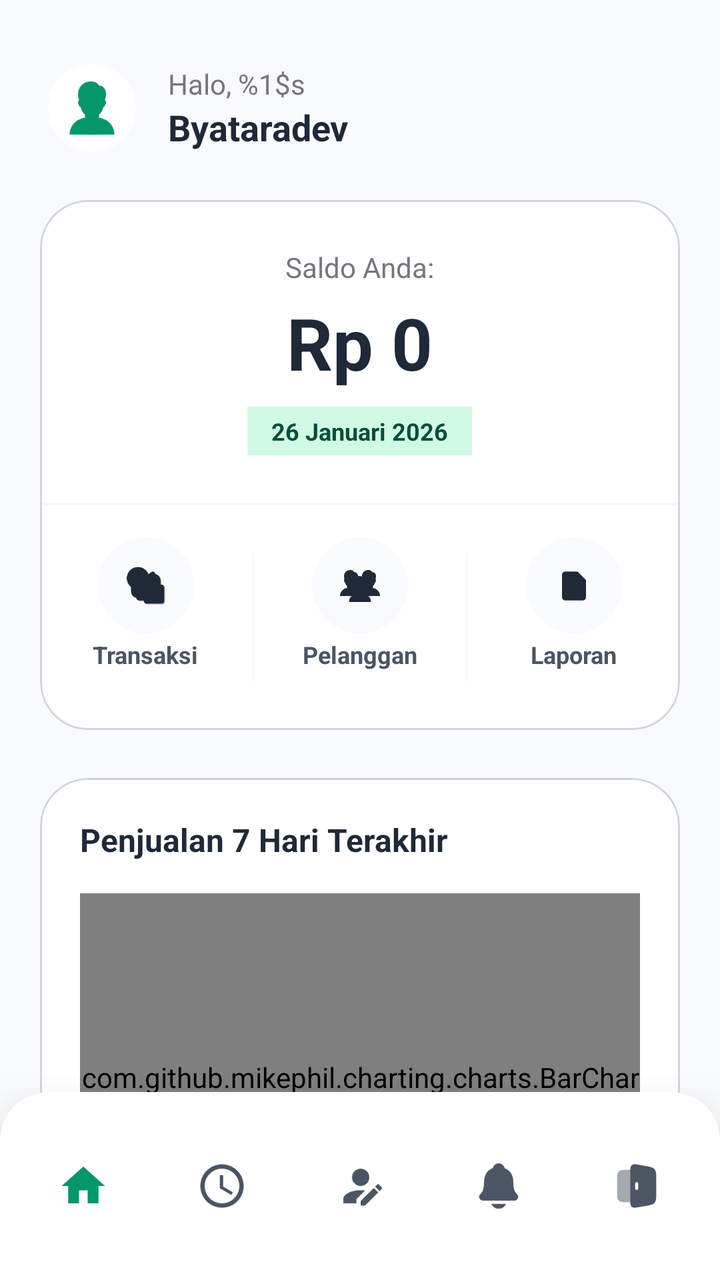
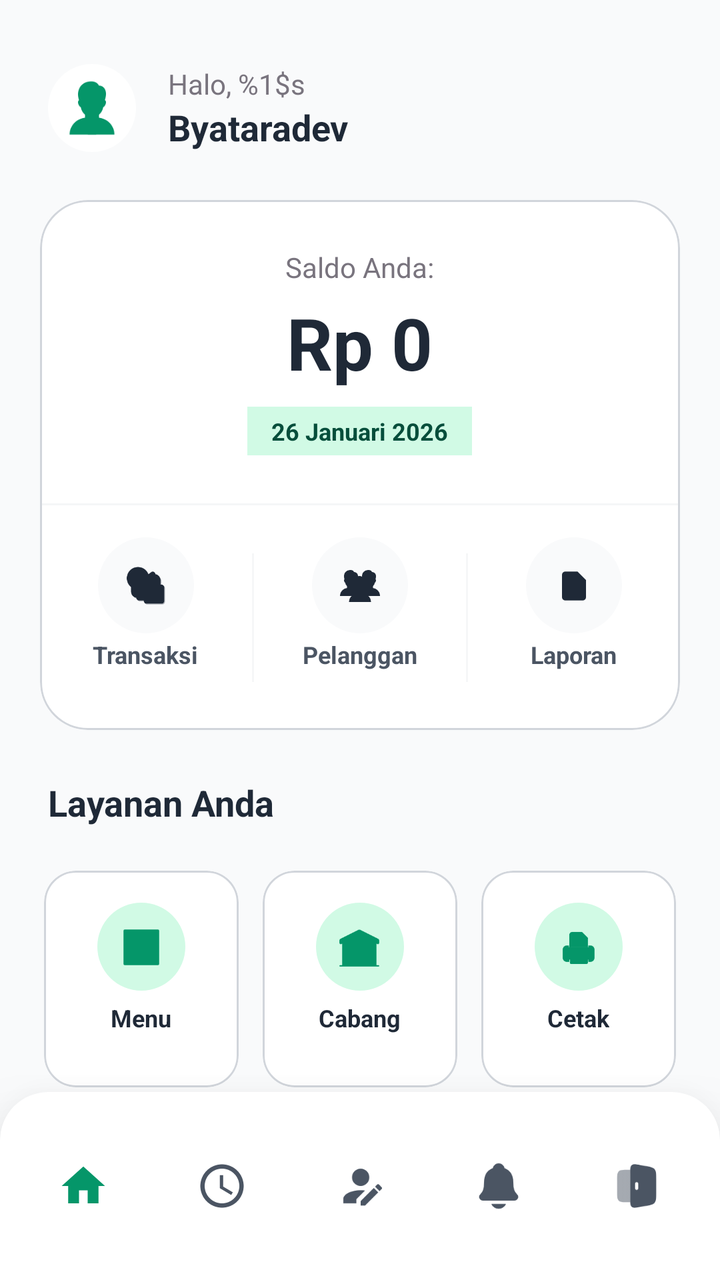

Compare the two renders of this Android layout. The source of the first and the diff that turns it into the second are given below.
<!-- AndroidManifest.xml: application theme Theme.PenjualanDev -->
<!-- res/layout/activity_main.xml -->
<?xml version="1.0" encoding="utf-8"?>
<androidx.coordinatorlayout.widget.CoordinatorLayout
    xmlns:android="http://schemas.android.com/apk/res/android"
    xmlns:app="http://schemas.android.com/apk/res-auto"
    xmlns:tools="http://schemas.android.com/tools"
    android:layout_width="match_parent"
    android:layout_height="match_parent"
    android:background="?attr/colorSurface"
    android:id="@+id/main"
    tools:context=".MainActivity">

    <androidx.core.widget.NestedScrollView
        android:layout_width="match_parent"
        android:layout_height="match_parent"
        android:fillViewport="true"
        android:clipToPadding="false">

        <androidx.constraintlayout.widget.ConstraintLayout
            android:layout_width="match_parent"
            android:layout_height="match_parent"
            android:background="?attr/colorSurface"
            android:paddingBottom="100dp">

            
            <LinearLayout
                android:id="@+id/header_layout"
                android:layout_width="match_parent"
                android:layout_height="wrap_content"
                android:layout_marginTop="32dp"
                android:layout_marginHorizontal="24dp"
                android:orientation="horizontal"
                android:gravity="center_vertical"
                app:layout_constraintTop_toTopOf="parent"
                app:layout_constraintStart_toStartOf="parent">
                
                
                <ImageView
                    android:layout_width="44dp"
                    android:layout_height="44dp"
                    android:background="@drawable/circle_shape"
                    android:backgroundTint="?attr/colorSurfaceContainerHigh"
                    android:padding="8dp"
                    android:src="@drawable/pegawai"
                    app:tint="?attr/colorPrimary" />

                <LinearLayout
                    android:layout_width="0dp"
                    android:layout_height="wrap_content"
                    android:layout_weight="1"
                    android:layout_marginStart="16dp"
                    android:orientation="vertical">
                    <TextView
                        android:id="@+id/tvSalam"
                        android:layout_width="wrap_content"
                        android:layout_height="wrap_content"
                        android:text="@string/halo_salam"
                        android:textColor="?attr/colorOutline"
                        android:textSize="14sp" />
                    <TextView
                        android:id="@+id/tvGreeting"
                        android:layout_width="wrap_content"
                        android:layout_height="wrap_content"
                        android:text="@string/sapauser"
                        android:textColor="?attr/colorOnSurface"
                        android:textSize="18sp"
                        android:textStyle="bold" />
                </LinearLayout>

            </LinearLayout>

            
            <com.google.android.material.card.MaterialCardView
                android:id="@+id/cardView"
                android:layout_width="match_parent"
                android:layout_height="wrap_content"
                android:layout_marginTop="24dp"
                android:layout_marginHorizontal="20dp"
                app:cardBackgroundColor="?attr/colorSurfaceContainerHigh"
                app:cardElevation="0dp"
                app:strokeWidth="1dp"
                app:strokeColor="@color/colorOutlineStroke"
                app:cardCornerRadius="24dp"
                app:layout_constraintTop_toBottomOf="@+id/header_layout">

                <LinearLayout
                    android:layout_width="match_parent"
                    android:layout_height="wrap_content"
                    android:orientation="vertical"
                    android:paddingTop="24dp">

                    
                    <LinearLayout
                        android:layout_width="match_parent"
                        android:layout_height="wrap_content"
                        android:orientation="vertical"
                        android:gravity="center_horizontal"
                        android:paddingHorizontal="24dp">

                        <TextView
                            android:id="@+id/labelSaldo"
                            android:layout_width="wrap_content"
                            android:layout_height="wrap_content"
                            android:text="@string/saldoanda"
                            android:textColor="?attr/colorOutline"
                            android:textSize="14sp" />

                        <TextView
                            android:id="@+id/tvNominal"
                            android:layout_width="wrap_content"
                            android:layout_height="wrap_content"
                            android:layout_marginTop="4dp"
                            android:text="Rp 0"
                            android:textColor="?attr/colorOnSurface"
                            android:textSize="36sp"
                            android:textStyle="bold" />

                        <TextView
                            android:id="@+id/tvTanggalBeranda"
                            android:layout_width="wrap_content"
                            android:layout_height="wrap_content"
                            android:layout_marginTop="8dp"
                            android:text="@string/tanggalberanda"
                            android:textColor="@color/colorOnSecondary"
                            android:background="?attr/colorSecondary"
                            android:paddingHorizontal="12dp"
                            android:paddingVertical="4dp"
                            android:textSize="12sp"
                            android:textStyle="bold" />
                    </LinearLayout>

                    
                    <View
                        android:layout_width="match_parent"
                        android:layout_height="1dp"
                        android:layout_marginTop="24dp"
                        android:background="@color/colorOutlineStroke"
                        android:alpha="0.2" />

                    
                    <LinearLayout
                        android:id="@+id/cardseccond"
                        android:layout_width="match_parent"
                        android:layout_height="wrap_content"
                        android:orientation="horizontal"
                        android:paddingVertical="16dp"
                        android:weightSum="3">
                        
                        
                        <LinearLayout
                            android:id="@+id/btn_transaksi"
                            android:layout_width="0dp"
                            android:layout_height="wrap_content"
                            android:layout_weight="1"
                            android:gravity="center"
                            android:orientation="vertical">
                            <View
                                android:layout_width="48dp"
                                android:layout_height="48dp"
                                android:background="@drawable/circle_shape"
                                android:backgroundTint="?attr/colorSurface" />
                            <ImageView
                                android:layout_width="20dp"
                                android:layout_height="20dp"
                                android:layout_marginTop="-34dp"
                                android:src="@drawable/transaksii"
                                app:tint="?attr/colorOnSurface"/>
                            <TextView
                                android:layout_width="wrap_content"
                                android:layout_height="wrap_content"
                                android:layout_marginTop="16dp"
                                android:text="@string/transaksi"
                                android:textColor="?attr/colorOnSurfaceVariant"
                                android:textSize="12sp"
                                android:textStyle="bold" />
                        </LinearLayout>

                        <View
                            android:layout_width="1dp"
                            android:layout_height="match_parent"
                            android:layout_marginVertical="8dp"
                            android:background="@color/colorOutlineStroke"
                            android:alpha="0.2"/>

                        
                        <LinearLayout
                            android:id="@+id/btn_pelanggan"
                            android:layout_width="0dp"
                            android:layout_height="wrap_content"
                            android:layout_weight="1"
                            android:gravity="center"
                            android:orientation="vertical"
                            android:clickable="true"
                            android:focusable="true"
                            android:foreground="?android:attr/selectableItemBackground">
                            <View
                                android:layout_width="48dp"
                                android:layout_height="48dp"
                                android:background="@drawable/circle_shape"
                                android:backgroundTint="?attr/colorSurface" />
                            <ImageView
                                android:layout_width="20dp"
                                android:layout_height="20dp"
                                android:layout_marginTop="-34dp"
                                android:src="@drawable/pelanggan"
                                app:tint="?attr/colorOnSurface"/>
                            <TextView
                                android:layout_width="wrap_content"
                                android:layout_height="wrap_content"
                                android:layout_marginTop="16dp"
                                android:text="@string/pelanggan"
                                android:textColor="?attr/colorOnSurfaceVariant"
                                android:textSize="12sp"
                                android:textStyle="bold" />
                        </LinearLayout>

                        <View
                            android:layout_width="1dp"
                            android:layout_height="match_parent"
                            android:layout_marginVertical="8dp"
                            android:background="@color/colorOutlineStroke"
                            android:alpha="0.2"/>

                        
                        <LinearLayout
                            android:id="@+id/btn_laporan"
                            android:layout_width="0dp"
                            android:layout_height="wrap_content"
                            android:layout_weight="1"
                            android:gravity="center"
                            android:orientation="vertical">
                            <View
                                android:layout_width="48dp"
                                android:layout_height="48dp"
                                android:background="@drawable/circle_shape"
                                android:backgroundTint="?attr/colorSurface" />
                            <ImageView
                                android:layout_width="20dp"
                                android:layout_height="20dp"
                                android:layout_marginTop="-34dp"
                                android:src="@drawable/laporann"
                                app:tint="?attr/colorOnSurface"/>
                            <TextView
                                android:layout_width="wrap_content"
                                android:layout_height="wrap_content"
                                android:layout_marginTop="16dp"
                                android:text="@string/laporan"
                                android:textColor="?attr/colorOnSurfaceVariant"
                                android:textSize="12sp"
                                android:textStyle="bold" />
                        </LinearLayout>
                    </LinearLayout>
                </LinearLayout>
            </com.google.android.material.card.MaterialCardView>

            
            <com.google.android.material.card.MaterialCardView
                android:id="@+id/cardChart"
                android:layout_width="match_parent"
                android:layout_height="wrap_content"
                android:layout_marginTop="24dp"
                android:layout_marginHorizontal="20dp"
                app:cardBackgroundColor="?attr/colorSurfaceContainerHigh"
                app:cardElevation="0dp"
                app:strokeWidth="1dp"
                app:strokeColor="@color/colorOutlineStroke"
                app:cardCornerRadius="24dp"
                app:layout_constraintTop_toBottomOf="@+id/cardView">

                <LinearLayout
                    android:layout_width="match_parent"
                    android:layout_height="wrap_content"
                    android:orientation="vertical"
                    android:padding="20dp">

                    <TextView
                        android:layout_width="wrap_content"
                        android:layout_height="wrap_content"
                        android:text="Penjualan 7 Hari Terakhir"
                        android:textColor="?attr/colorOnSurface"
                        android:textSize="16sp"
                        android:textStyle="bold" />

                    <com.github.mikephil.charting.charts.BarChart
                        android:id="@+id/barChartPenjualan"
                        android:layout_width="match_parent"
                        android:layout_height="200dp"
                        android:layout_marginTop="16dp" />
                </LinearLayout>
            </com.google.android.material.card.MaterialCardView>

            <TextView
                android:id="@+id/program"
                android:layout_width="match_parent"
                android:layout_height="wrap_content"
                android:text="@string/layanan_anda"
                android:layout_marginTop="24dp"
                android:layout_marginStart="24dp"
                android:textColor="?attr/colorOnSurface"
                android:textSize="18sp"
                android:textStyle="bold"
                app:layout_constraintTop_toBottomOf="@id/cardChart"/>

            
            <LinearLayout
                android:id="@+id/row1"
                android:layout_width="match_parent"
                android:layout_height="wrap_content"
                android:layout_marginTop="16dp"
                android:layout_marginHorizontal="16dp"
                android:orientation="horizontal"
                android:weightSum="3"
                app:layout_constraintTop_toBottomOf="@id/program">

                
                <com.google.android.material.card.MaterialCardView
                    android:id="@+id/cardmenu"
                    android:layout_width="0dp"
                    android:layout_height="wrap_content"
                    android:layout_weight="1"
                    android:layout_margin="6dp"
                    app:cardCornerRadius="16dp"
                    app:cardElevation="0dp"
                    app:strokeWidth="1dp"
                    app:strokeColor="@color/colorOutlineStroke"
                    app:cardBackgroundColor="?attr/colorSurfaceContainerHigh"
                    android:clickable="true"
                    android:focusable="true"
                    android:foreground="?android:attr/selectableItemBackground">
                    <LinearLayout
                        android:layout_width="match_parent"
                        android:layout_height="wrap_content"
                        android:paddingVertical="16dp"
                        android:gravity="center"
                        android:orientation="vertical">
                        <View
                            android:layout_width="44dp"
                            android:layout_height="44dp"
                            android:background="@drawable/circle_shape"
                            android:backgroundTint="?attr/colorSecondary"/>
                        <ImageView
                            android:layout_width="22dp"
                            android:layout_height="22dp"
                            android:layout_marginTop="-33dp"
                            android:src="@drawable/menu"
                            app:tint="?attr/colorPrimary"/>
                        <TextView
                            android:layout_width="wrap_content"
                            android:layout_height="wrap_content"
                            android:layout_marginTop="16dp"
                            android:text="@string/menu"
                            android:textColor="?attr/colorOnSurface"
                            android:textSize="12sp"
                            android:textStyle="bold" />
                    </LinearLayout>
                </com.google.android.material.card.MaterialCardView>

                
                <com.google.android.material.card.MaterialCardView
                    android:id="@+id/cardcabang"
                    android:layout_width="0dp"
                    android:layout_height="wrap_content"
                    android:layout_weight="1"
                    android:layout_margin="6dp"
                    app:cardCornerRadius="16dp"
                    app:cardElevation="0dp"
                    app:strokeWidth="1dp"
                    app:strokeColor="@color/colorOutlineStroke"
                    app:cardBackgroundColor="?attr/colorSurfaceContainerHigh"
                    android:clickable="true"
                    android:focusable="true"
                    android:foreground="?android:attr/selectableItemBackground">
                    <LinearLayout
                        android:layout_width="match_parent"
                        android:layout_height="wrap_content"
                        android:paddingVertical="16dp"
                        android:gravity="center"
                        android:orientation="vertical">
                        <View
                            android:layout_width="44dp"
                            android:layout_height="44dp"
                            android:background="@drawable/circle_shape"
                            android:backgroundTint="?attr/colorSecondary"/>
                        <ImageView
                            android:layout_width="22dp"
                            android:layout_height="22dp"
                            android:layout_marginTop="-33dp"
                            android:src="@drawable/cabang"
                            app:tint="?attr/colorPrimary"/>
                        <TextView
                            android:layout_width="wrap_content"
                            android:layout_height="wrap_content"
                            android:layout_marginTop="16dp"
                            android:text="@string/cabang"
                            android:textColor="?attr/colorOnSurface"
                            android:textSize="12sp"
                            android:textStyle="bold" />
                    </LinearLayout>
                </com.google.android.material.card.MaterialCardView>

                
                <com.google.android.material.card.MaterialCardView
                    android:id="@+id/cardprinter"
                    android:layout_width="0dp"
                    android:layout_height="wrap_content"
                    android:layout_weight="1"
                    android:layout_margin="6dp"
                    app:cardCornerRadius="16dp"
                    app:cardElevation="0dp"
                    app:strokeWidth="1dp"
                    app:strokeColor="@color/colorOutlineStroke"
                    app:cardBackgroundColor="?attr/colorSurfaceContainerHigh"
                    android:clickable="true"
                    android:focusable="true"
                    android:foreground="?android:attr/selectableItemBackground">
                    <LinearLayout
                        android:layout_width="match_parent"
                        android:layout_height="wrap_content"
                        android:paddingVertical="16dp"
                        android:gravity="center"
                        android:orientation="vertical">
                        <View
                            android:layout_width="44dp"
                            android:layout_height="44dp"
                            android:background="@drawable/circle_shape"
                            android:backgroundTint="?attr/colorSecondary"/>
                        <ImageView
                            android:layout_width="22dp"
                            android:layout_height="22dp"
                            android:layout_marginTop="-33dp"
                            android:src="@drawable/printer"
                            app:tint="?attr/colorPrimary"/>
                        <TextView
                            android:layout_width="wrap_content"
                            android:layout_height="wrap_content"
                            android:layout_marginTop="16dp"
                            android:text="@string/printer"
                            android:textColor="?attr/colorOnSurface"
                            android:textSize="12sp"
                            android:textStyle="bold" />
                    </LinearLayout>
                </com.google.android.material.card.MaterialCardView>
            </LinearLayout>

            <LinearLayout
                android:id="@+id/row2"
                android:layout_width="match_parent"
                android:layout_height="wrap_content"
                android:layout_marginHorizontal="16dp"
                android:orientation="horizontal"
                android:weightSum="3"
                app:layout_constraintTop_toBottomOf="@id/row1">

                
                <View
                    android:layout_width="0dp"
                    android:layout_height="wrap_content"
                    android:layout_weight="0.5"
                    android:layout_margin="6dp" />

                
                <com.google.android.material.card.MaterialCardView
                    android:id="@+id/cardpegawai"
                    android:layout_width="0dp"
                    android:layout_height="wrap_content"
                    android:layout_weight="1"
                    android:layout_margin="6dp"
                    app:cardCornerRadius="16dp"
                    app:cardElevation="0dp"
                    app:strokeWidth="1dp"
                    app:strokeColor="@color/colorOutlineStroke"
                    app:cardBackgroundColor="?attr/colorSurfaceContainerHigh"
                    android:clickable="true"
                    android:focusable="true"
                    android:foreground="?android:attr/selectableItemBackground">
                    <LinearLayout
                        android:layout_width="match_parent"
                        android:layout_height="wrap_content"
                        android:paddingVertical="16dp"
                        android:gravity="center"
                        android:orientation="vertical">
                        <View
                            android:layout_width="44dp"
                            android:layout_height="44dp"
                            android:background="@drawable/circle_shape"
                            android:backgroundTint="?attr/colorSecondary"/>
                        <ImageView
                            android:layout_width="22dp"
                            android:layout_height="22dp"
                            android:layout_marginTop="-33dp"
                            android:src="@drawable/pegawai"
                            app:tint="?attr/colorPrimary"/>
                        <TextView
                            android:layout_width="wrap_content"
                            android:layout_height="wrap_content"
                            android:layout_marginTop="16dp"
                            android:text="@string/pegawai"
                            android:textColor="?attr/colorOnSurface"
                            android:textSize="12sp"
                            android:textStyle="bold" />
                    </LinearLayout>
                </com.google.android.material.card.MaterialCardView>

                
                <com.google.android.material.card.MaterialCardView
                    android:id="@+id/cardkategori"
                    android:layout_width="0dp"
                    android:layout_height="wrap_content"
                    android:layout_weight="1"
                    android:layout_margin="6dp"
                    app:cardCornerRadius="16dp"
                    app:cardElevation="0dp"
                    app:strokeWidth="1dp"
                    app:strokeColor="@color/colorOutlineStroke"
                    app:cardBackgroundColor="?attr/colorSurfaceContainerHigh"
                    android:clickable="true"
                    android:focusable="true"
                    android:foreground="?android:attr/selectableItemBackground">
                    <LinearLayout
                        android:layout_width="match_parent"
                        android:layout_height="wrap_content"
                        android:paddingVertical="16dp"
                        android:gravity="center"
                        android:orientation="vertical">
                        <View
                            android:layout_width="44dp"
                            android:layout_height="44dp"
                            android:background="@drawable/circle_shape"
                            android:backgroundTint="?attr/colorSecondary"/>
                        <ImageView
                            android:layout_width="22dp"
                            android:layout_height="22dp"
                            android:layout_marginTop="-33dp"
                            android:src="@drawable/label"
                            app:tint="?attr/colorPrimary"/>
                        <TextView
                            android:layout_width="wrap_content"
                            android:layout_height="wrap_content"
                            android:layout_marginTop="16dp"
                            android:text="@string/kategori"
                            android:textColor="?attr/colorOnSurface"
                            android:textSize="12sp"
                            android:textStyle="bold" />
                    </LinearLayout>
                </com.google.android.material.card.MaterialCardView>
                
                
                <View
                    android:layout_width="0dp"
                    android:layout_height="wrap_content"
                    android:layout_weight="0.5"
                    android:layout_margin="6dp" />
            </LinearLayout>
            
        </androidx.constraintlayout.widget.ConstraintLayout>
    </androidx.core.widget.NestedScrollView>

    
    <include layout="@layout/layout_bottom_navigation" />

</androidx.coordinatorlayout.widget.CoordinatorLayout>
<!-- res/layout/layout_bottom_navigation.xml (included above) -->
<?xml version="1.0" encoding="utf-8"?>
<com.google.android.material.card.MaterialCardView
    xmlns:android="http://schemas.android.com/apk/res/android"
    xmlns:app="http://schemas.android.com/apk/res-auto"
    android:layout_width="match_parent"
    android:layout_height="wrap_content"
    android:layout_gravity="bottom"
    app:cardElevation="24dp"
    app:strokeWidth="0dp"
    app:cardBackgroundColor="?attr/colorSurfaceContainerHigh"
    app:shapeAppearanceOverlay="@style/ShapeAppearance.App.Card.TopRounded">

    <com.google.android.material.bottomnavigation.BottomNavigationView
        android:id="@+id/bottom_navigation"
        android:layout_width="match_parent"
        android:layout_height="wrap_content"
        android:background="@android:color/transparent"
        style="@style/App.BottomNavigationView"
        app:itemIconTint="@color/nav_item_color_state"
        app:itemActiveIndicatorStyle="@style/App.BottomNavigation.Indicator"
        app:itemIconSize="26dp"
        app:labelVisibilityMode="unlabeled"
        app:menu="@menu/bottom_nav_menu"
        app:elevation="0dp" />
</com.google.android.material.card.MaterialCardView>
<!-- resources referenced by this layout -->
<resources>
  <color name="colorOnSecondary">#064E3B</color>
  <color name="colorOutlineStroke">#D1D5DB</color>
  <!-- drawable circle_shape (drawable) -->
  <?xml version="1.0" encoding="utf-8"?>
  <shape xmlns:android="http://schemas.android.com/apk/res/android"
      android:shape="oval">
      <solid android:color="@color/white" />
  </shape>
  <string name="cabang">Cabang</string>
  <string name="halo_salam">Halo, %1$s</string>
  <string name="kategori">Kategori</string>
  <string name="laporan">Laporan</string>
  <string name="layanan_anda">Layanan Anda</string>
  <string name="menu">Menu</string>
  <string name="pegawai">Pegawai</string>
  <string name="pelanggan">Pelanggan</string>
  <string name="printer">Cetak</string>
  <string name="saldoanda">Saldo Anda: </string>
  <string name="sapauser">Byataradev</string>
  <string name="tanggalberanda">26 Januari 2026</string>
  <string name="transaksi">Transaksi</string>
  <style name="App.BottomNavigation.Indicator" parent="Widget.Material3.BottomNavigationView.ActiveIndicator">
          <item name="android:color">@android:color/transparent</item>
      </style>
  <style name="App.BottomNavigationView" parent="Widget.Material3.BottomNavigationView">
          <item name="shapeAppearanceOverlay">@style/App.ShapeAppearance.BottomNavigationView</item>
          <item name="backgroundTint">?attr/colorSurfaceContainerLow</item>
      </style>
  <style name="ShapeAppearance.App.Card.TopRounded" parent="">
          <item name="cornerFamily">rounded</item>
          <item name="cornerSizeTopLeft">24dp</item>
          <item name="cornerSizeTopRight">24dp</item>
          <item name="cornerSizeBottomLeft">0dp</item>
          <item name="cornerSizeBottomRight">0dp</item>
      </style>
  <style name="Theme.PenjualanDev" parent="Base.Theme.PenjualanDev" />
  <color name="white">#FFFFFFFF</color>
  <style name="App.ShapeAppearance.BottomNavigationView" parent="">
          <item name="cornerFamily">rounded</item>
          <item name="cornerSizeTopRight">24dp</item>
          <item name="cornerSizeTopLeft">24dp</item>
          <item name="cornerSizeBottomRight">0dp</item>
          <item name="cornerSizeBottomLeft">0dp</item>
      </style>
  <color name="colorPrimary">#059669</color>
  <color name="colorOnPrimary">#FFFFFF</color>
  <color name="colorSecondary">#D1FAE5</color>
  <color name="colorScreenBackground">#F9FAFB</color>
  <color name="colorPrimaryText">#1F2937</color>
  <color name="colorCardBackground">#FFFFFF</color>
  <color name="colorSurfaceContainerLow">#F3F4F6</color>
  <color name="colorSurfaceContainerLowest">#FFFFFF</color>
  <color name="colorAuthCardBackground">#FFFFFF</color>
  <color name="colorSecondaryText">#4B5563</color>
  <color name="red">#EF4444</color>
  <style name="Widget.App.Button" parent="Widget.Material3.Button">
          <item name="cornerRadius">12dp</item>
          <item name="android:minHeight">48dp</item>
          <item name="backgroundTint">@color/colorPrimary</item>
          <item name="android:textColor">@color/white</item>
          <item name="android:insetTop">0dp</item>
          <item name="android:insetBottom">0dp</item>
      </style>
  <!-- unchanged entries left out for length: 9 -->
</resources>

<!-- the commit's change to res/layout/activity_main.xml (unified diff, before → after) -->
@@ -251,43 +251,6 @@
                     </LinearLayout>
                 </LinearLayout>
             </com.google.android.material.card.MaterialCardView>
-
-            
-            <com.google.android.material.card.MaterialCardView
-                android:id="@+id/cardChart"
-                android:layout_width="match_parent"
-                android:layout_height="wrap_content"
-                android:layout_marginTop="24dp"
-                android:layout_marginHorizontal="20dp"
-                app:cardBackgroundColor="?attr/colorSurfaceContainerHigh"
-                app:cardElevation="0dp"
-                app:strokeWidth="1dp"
-                app:strokeColor="@color/colorOutlineStroke"
-                app:cardCornerRadius="24dp"
-                app:layout_constraintTop_toBottomOf="@+id/cardView">
-
-                <LinearLayout
-                    android:layout_width="match_parent"
-                    android:layout_height="wrap_content"
-                    android:orientation="vertical"
-                    android:padding="20dp">
-
-                    <TextView
-                        android:layout_width="wrap_content"
-                        android:layout_height="wrap_content"
-                        android:text="Penjualan 7 Hari Terakhir"
-                        android:textColor="?attr/colorOnSurface"
-                        android:textSize="16sp"
-                        android:textStyle="bold" />
-
-                    <com.github.mikephil.charting.charts.BarChart
-                        android:id="@+id/barChartPenjualan"
-                        android:layout_width="match_parent"
-                        android:layout_height="200dp"
-                        android:layout_marginTop="16dp" />
-                </LinearLayout>
-            </com.google.android.material.card.MaterialCardView>
-
             <TextView
                 android:id="@+id/program"
                 android:layout_width="match_parent"
@@ -298,7 +261,7 @@
                 android:textColor="?attr/colorOnSurface"
                 android:textSize="18sp"
                 android:textStyle="bold"
-                app:layout_constraintTop_toBottomOf="@id/cardChart"/>
+                app:layout_constraintTop_toBottomOf="@id/cardView"/>
 
             
             <LinearLayout
